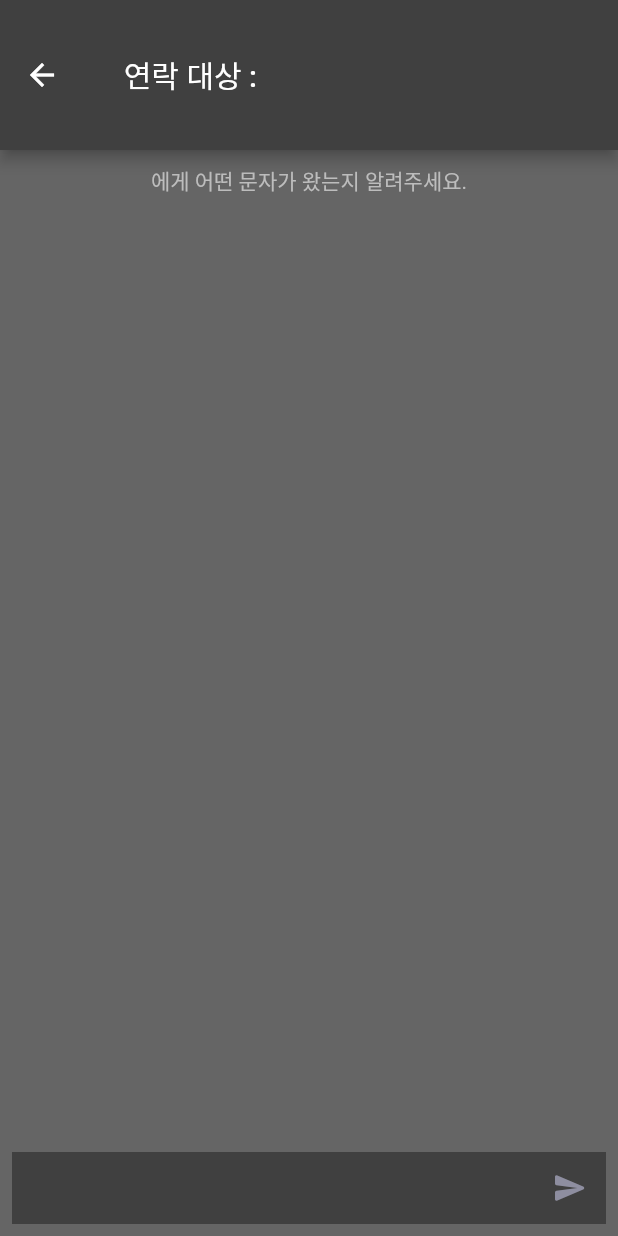
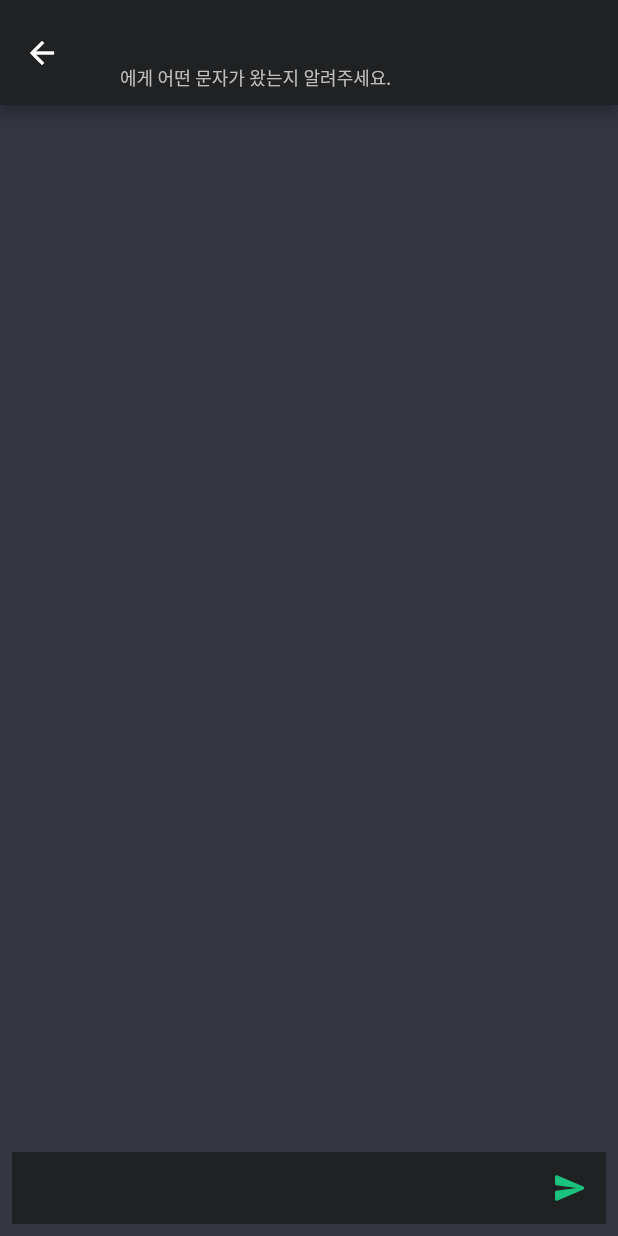
Before and after one commit to dgh06175/chatbot-using-ChatGPT, a Flutter app: the ChatPage screen opened directly with empty values, on a phone screen of 412 x 824 dp. Run offline on Flutter 3.47's test engine with Material 2 defaults, Android fonts, the phone set to English and light mode, and no system bars.

Commit message:
chat_message.dart UI 유저 오른쪽, AI 왼쪽으로 변경 및 색상 변경

```diff
--- a/lib/screen/chat_screen.dart
+++ b/lib/screen/chat_screen.dart
@@ -30,13 +30,27 @@ class _ChatPageState extends State<ChatPage> {
   Widget build(BuildContext context) {
     return Scaffold(
       appBar: AppBar(
-        toolbarHeight: 100,
+        toolbarHeight: 70,
         title: Padding(
           padding: EdgeInsets.all(8.0),
-          child: Text(
-            "연락 대상 : " + relationText,
-            maxLines: 2,
-            textAlign: TextAlign.center,
+          child: Column(
+            children: [
+              Text(
+                relationText,
+                maxLines: 2,
+                textAlign: TextAlign.center,
+              ),
+              SizedBox(height: 10),
+              Text(
+                relationText + "에게 어떤 문자가 왔는지 알려주세요.",
+                maxLines: 2,
+                textAlign: TextAlign.center,
+                style: TextStyle(
+                  color: Colors.grey[400],
+                  fontSize: 12,
+                ),
+              ),
+            ],
           ),
         ),
         backgroundColor: ColorSets.botBackgroundColor,
@@ -45,15 +59,6 @@ class _ChatPageState extends State<ChatPage> {
       body: SafeArea(
         child: Column(
           children: [
-            SizedBox(height: 10),
-            Text(
-              relationText + "에게 어떤 문자가 왔는지 알려주세요.",
-              maxLines: 2,
-              textAlign: TextAlign.center,
-              style: TextStyle(
-                color: Colors.grey[400],
-              ),
-            ),
             Expanded(
               child: _buildList(),
             ),
@@ -87,9 +92,10 @@ class _ChatPageState extends State<ChatPage> {
       child: Container(
         color: ColorSets.botBackgroundColor,
         child: IconButton(
-          icon: const Icon(
+          icon: Icon(
             Icons.send_rounded,
-            color: Color.fromRGBO(142, 142, 160, 1),
+            color: ColorSets.pointColor,
+            //color: Color.fromRGBO(142, 142, 160, 1),
           ),
           onPressed: () async {
             setState(
@@ -133,7 +139,7 @@ class _ChatPageState extends State<ChatPage> {
         textCapitalization: TextCapitalization.sentences,
         style: const TextStyle(color: Colors.white),
         controller: _textController,
-        decoration: const InputDecoration(
+        decoration: InputDecoration(
           fillColor: ColorSets.botBackgroundColor,
           filled: true,
           border: InputBorder.none,
--- a/lib/util/color.dart
+++ b/lib/util/color.dart
@@ -1,6 +1,8 @@
 import 'package:flutter/material.dart';
 
 class ColorSets {
-  static const backgroundColor = Color(0xff656565);
-  static const botBackgroundColor = Color(0xff404040);
+  static Color backgroundColor = Color(0xff343541);
+  static Color textFieldbackgroundColor = Color(0xff404147);
+  static Color botBackgroundColor = Color(0xff202122);
+  static Color pointColor = Color(0xff1ac37d);
 }
```
Also changed, not shown: lib/screen/chat_message.dart (+37 -13 lines).
